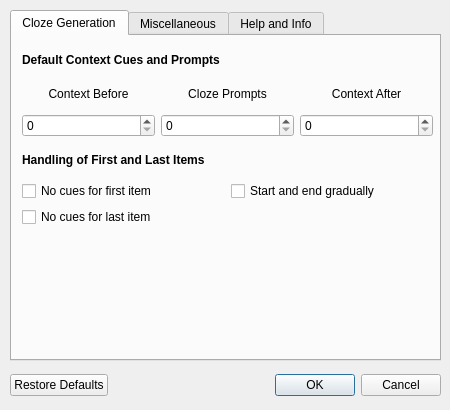
The window that cloze_overlapper/forms/options.ui (glutanimate/cloze-overlapper) describes before a commit, drawn with Qt 5.
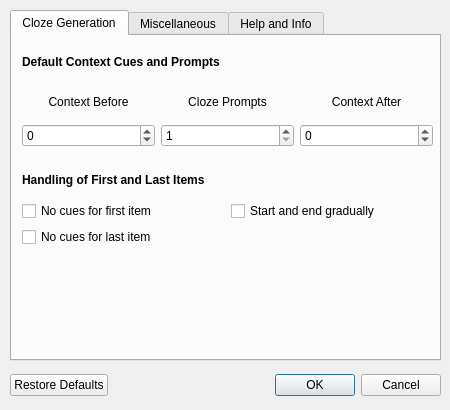
The same window after the commit.

Commit message: Allow setting the number of context cues to "all"

The edit to the form file:
```diff
--- a/cloze_overlapper/forms/options.ui
+++ b/cloze_overlapper/forms/options.ui
@@ -61,7 +61,7 @@
      <property name="geometry">
       <rect>
        <x>10</x>
-       <y>110</y>
+       <y>130</y>
        <width>411</width>
        <height>81</height>
       </rect>
@@ -118,7 +118,7 @@
        <x>10</x>
        <y>10</y>
        <width>411</width>
-       <height>91</height>
+       <height>101</height>
       </rect>
      </property>
      <layout class="QGridLayout" name="gridLayout_3">
@@ -131,7 +131,14 @@
       <item row="2" column="2">
        <widget class="QSpinBox" name="sb_after">
         <property name="toolTip">
-         <string>Number of context cues after the prompt</string>
+         <string>Number of context cues after the prompt.
+.&lt;br&gt;Set to -1/'all' to show all following items as context</string>
+        </property>
+        <property name="specialValueText">
+         <string>all</string>
+        </property>
+        <property name="minimum">
+         <number>-1</number>
         </property>
        </widget>
       </item>
@@ -140,6 +147,9 @@
         <property name="toolTip">
          <string>Number of items to prompt for per card</string>
         </property>
+        <property name="minimum">
+         <number>1</number>
+        </property>
        </widget>
       </item>
       <item row="1" column="0">
@@ -175,7 +185,13 @@
       <item row="2" column="0">
        <widget class="QSpinBox" name="sb_before">
         <property name="toolTip">
-         <string>Number of context cues before the prompt</string>
+         <string>Number of context cues before the prompt.&lt;br&gt;Set to -1/'all' to show all previous items as context</string>
+        </property>
+        <property name="specialValueText">
+         <string>all</string>
+        </property>
+        <property name="minimum">
+         <number>-1</number>
         </property>
        </widget>
       </item>
```
Left out of the diff: 17 changed lines with no effect on the pictures. The commit also changes 1 other file.
